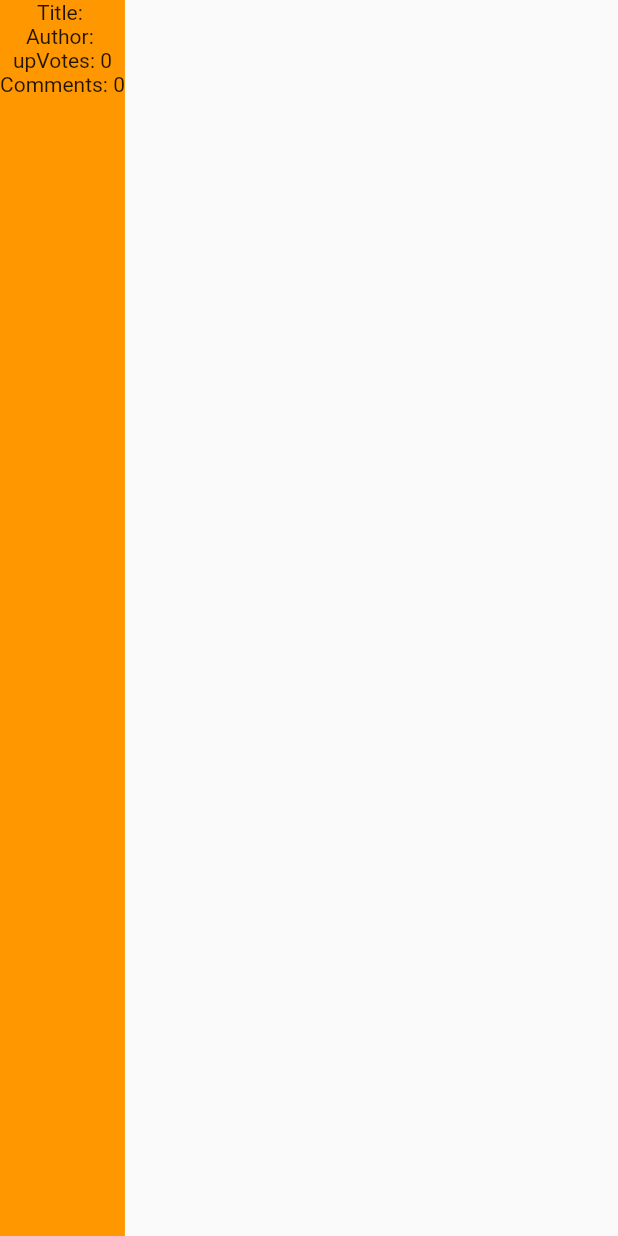
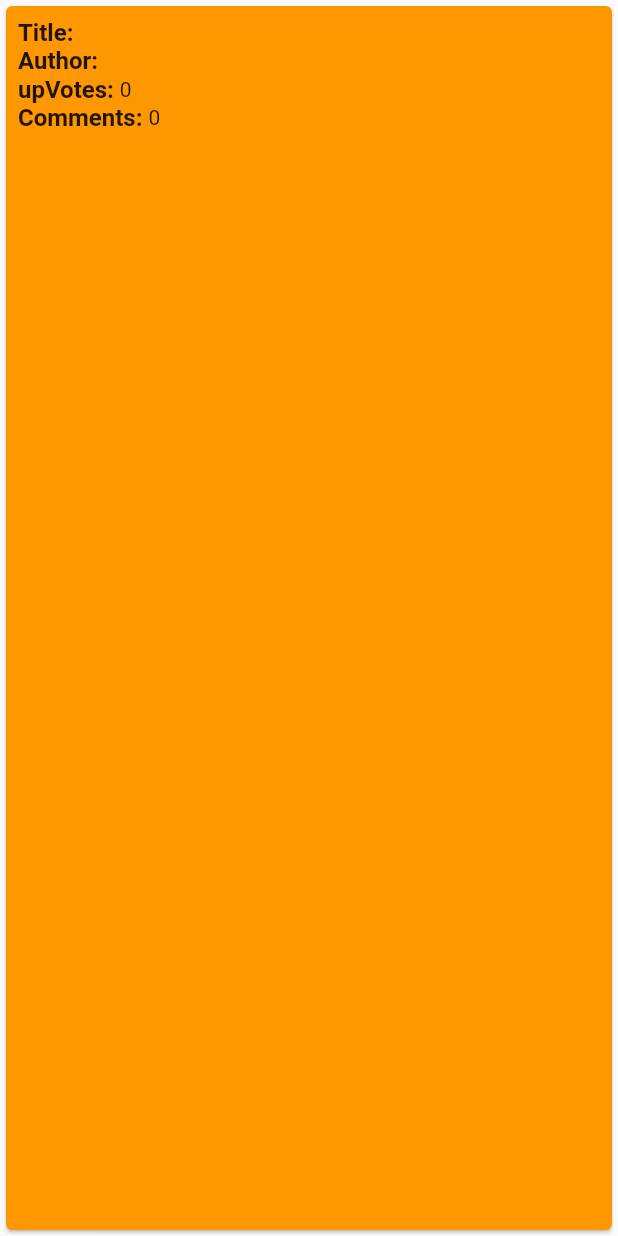
Before and after one commit to williamnkosi/fortress_assignment, a Flutter app: the TopicWidget widget shown alone on an empty page, opened directly with empty values, on a phone screen of 412 x 824 dp. Run offline on Flutter 3.47's test engine with Material 2 defaults, Android fonts, the light colour scheme and no system bars; network calls fail.

Commit message:
Added ListView.Builder to build out topics list

```diff
--- a/lib/views/home_page.dart
+++ b/lib/views/home_page.dart
@@ -1,6 +1,8 @@
 import 'package:flutter/material.dart';
+import 'package:fortress_assignment/models/topic.dart';
 import 'package:fortress_assignment/services/reddit_service.dart';
 import 'package:fortress_assignment/view_models/home_page_view_model.dart';
+import 'package:fortress_assignment/views/topic_widget.dart';
 import 'package:provider/provider.dart';
 
 class HomePage extends StatefulWidget {
@@ -18,6 +20,7 @@ class _HomePageState extends State<HomePage> {
     viewModel.getListOfSortedTopics();
   }
 
+  @override
   Widget build(BuildContext context) {
     return Scaffold(
         appBar: AppBar(
@@ -25,8 +28,15 @@ class _HomePageState extends State<HomePage> {
           // the App.build method, and use it to set our appbar title.
           title: const Text("Fortress Assignment App"),
         ),
-        body: const Center(
-          child: Text("Home Page"),
-        ));
+        body: ListView.builder(
+            itemCount:
+                Provider.of<HomePageViewModel>(context).listOfTopics.length,
+            itemBuilder: (_, index) {
+              Topic topic =
+                  Provider.of<HomePageViewModel>(context).listOfTopics[index];
+              return TopicWidget(
+                topic: topic,
+              );
+            }));
   }
 }
--- a/lib/views/topic_widget.dart
+++ b/lib/views/topic_widget.dart
@@ -1,33 +1,40 @@
 import 'package:flutter/material.dart';
+import 'package:fortress_assignment/models/topic.dart';
 
 class TopicWidget extends StatelessWidget {
-  final String? title;
-  final String? author;
-  final int? upVotes;
-  final int? comments;
-  final int? score;
+  final Topic topic;
 
-  const TopicWidget(
-      {Key? key,
-      this.title,
-      this.author,
-      this.upVotes,
-      this.comments,
-      this.score})
-      : super(key: key);
+  const TopicWidget({Key? key, required this.topic}) : super(key: key);
 
   @override
   Widget build(BuildContext context) {
-    return Container(
-      color: colorBackGround(score: score!),
-      child: Column(
-        children: [
-          Text("Title: " + title!),
-          Text("Author: " + author!),
-          Text("upVotes: " + upVotes!.toString()),
-          Text("Comments: " + comments!.toString())
-        ],
+    return Card(
+      color: colorBackGround(score: topic.score!),
+      child: Padding(
+        padding: const EdgeInsets.all(8.0),
+        child: Column(
+          mainAxisAlignment: MainAxisAlignment.start,
+          crossAxisAlignment: CrossAxisAlignment.start,
+          children: [
+            TextField("Title: ", topic.title!),
+            TextField("Author: ", topic.author!),
+            TextField("upVotes: ", topic.upVotes!.toString()),
+            TextField("Comments: ", topic.comments!.toString())
+          ],
+        ),
       ),
+    );
+  }
+
+  Row TextField(String label, String text) {
+    return Row(
+      children: [
+        Text(
+          label,
+          style: const TextStyle(fontSize: 16, fontWeight: FontWeight.bold),
+        ),
+        Text(text)
+      ],
     );
   }
 
```
